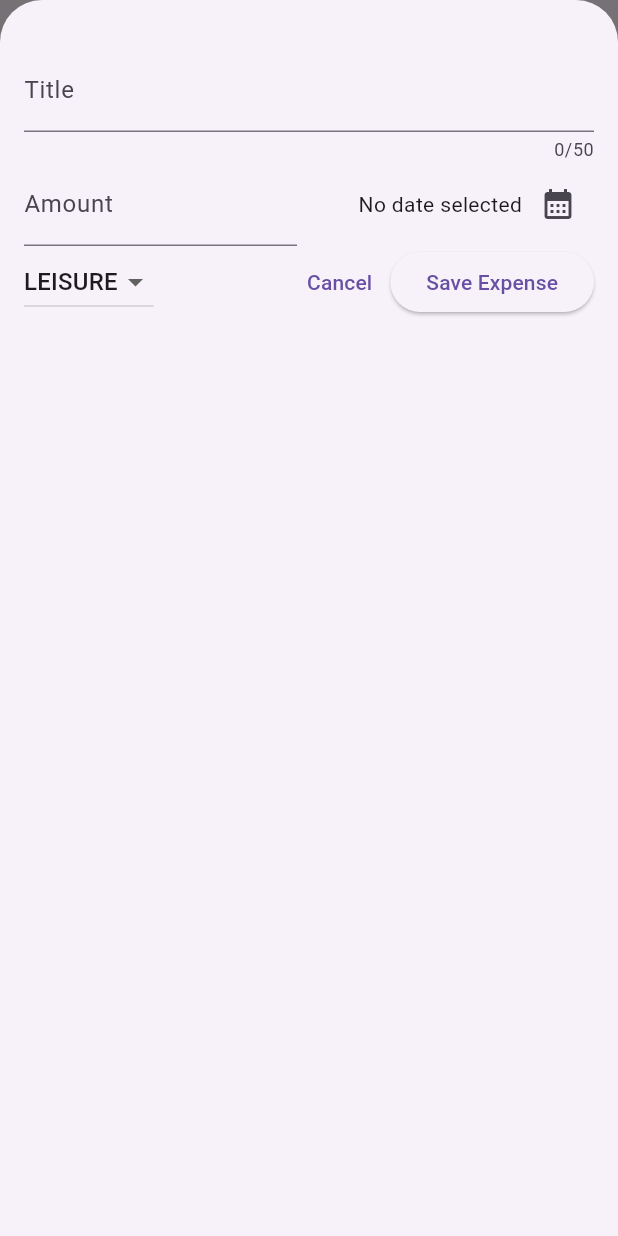
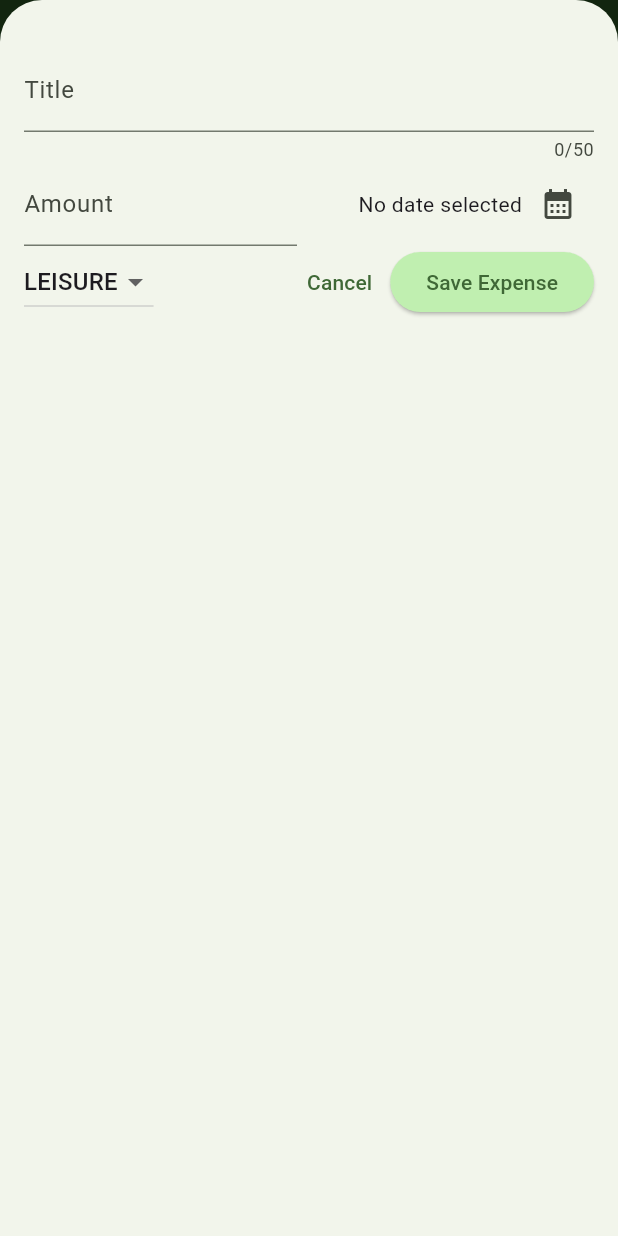
Before and after one commit to IvanHahan/expense_tracker, a Flutter app: the screen it shows after launch, after a tap on the "add" icon, on a phone screen of 412 x 824 dp. Run offline on Flutter 3.47's test engine with Material 3 defaults, Android fonts, the phone set to English and light mode, and no system bars.

Commit message:
add theme

```diff
--- a/lib/main.dart
+++ b/lib/main.dart
@@ -2,10 +2,36 @@ import 'package:flutter/material.dart';
 
 import 'package:expense_tracker/widgets/expenses.dart';
 
+var kColorScheme = ColorScheme.fromSeed(
+  seedColor: const Color.fromARGB(255, 7, 129, 11),
+);
+
 void main() {
   runApp(
-    const MaterialApp(
-      home: Expenses(),
+    MaterialApp(
+      theme: ThemeData(
+        colorScheme: kColorScheme,
+        appBarTheme: AppBarTheme(
+            backgroundColor: kColorScheme.onPrimaryContainer,
+            foregroundColor: kColorScheme.primaryContainer),
+        cardTheme: CardTheme(
+          color: kColorScheme.secondaryContainer,
+          margin: const EdgeInsets.symmetric(vertical: 8, horizontal: 16),
+        ),
+        elevatedButtonTheme: ElevatedButtonThemeData(
+          style: ElevatedButton.styleFrom(
+            backgroundColor: kColorScheme.primaryContainer,
+          ),
+        ),
+        textTheme: ThemeData().textTheme.copyWith(
+              titleLarge: TextStyle(
+                fontWeight: FontWeight.bold,
+                color: kColorScheme.onSecondaryContainer,
+                fontSize: 16,
+              ),
+            ),
+      ),
+      home: const Expenses(),
     ),
   );
 }
--- a/lib/widgets/expenses_list/expenses_item.dart
+++ b/lib/widgets/expenses_list/expenses_item.dart
@@ -15,20 +15,30 @@ class ExpensesItem extends StatelessWidget {
           vertical: 16,
         ),
         child: Column(
+          crossAxisAlignment: CrossAxisAlignment.start,
           children: [
-            Text(expense.title),
+            Text(
+              expense.title,
+              style: Theme.of(context).textTheme.titleLarge,
+            ),
             const SizedBox(
               height: 4,
             ),
-            Row(children: [
-              Text(expense.amount.toStringAsFixed(2)),
-              const Spacer(),
-              Row(children: [
-                Icon(categoryIcons[expense.category]),
-                const SizedBox(width: 8,),
-                Text(expense.formattedDate),
-              ],)
-            ],)
+            Row(
+              children: [
+                Text(expense.amount.toStringAsFixed(2)),
+                const Spacer(),
+                Row(
+                  children: [
+                    Icon(categoryIcons[expense.category]),
+                    const SizedBox(
+                      width: 8,
+                    ),
+                    Text(expense.formattedDate),
+                  ],
+                )
+              ],
+            )
           ],
         ),
       ),
--- a/lib/widgets/expenses_list/expenses_list.dart
+++ b/lib/widgets/expenses_list/expenses_list.dart
@@ -18,6 +18,11 @@ class ExpensesList extends StatelessWidget {
         itemCount: expenses.length,
         itemBuilder: (context, index) => Dismissible(
               key: ValueKey(expenses[index]),
+              background: Container(
+                color: Theme.of(context).colorScheme.error.withOpacity(0.75),
+                margin: EdgeInsets.symmetric(
+                    horizontal: Theme.of(context).cardTheme.margin!.horizontal),
+              ),
               onDismissed: (direction) {
                 onRemoveExpense(expenses[index]);
               },
```
